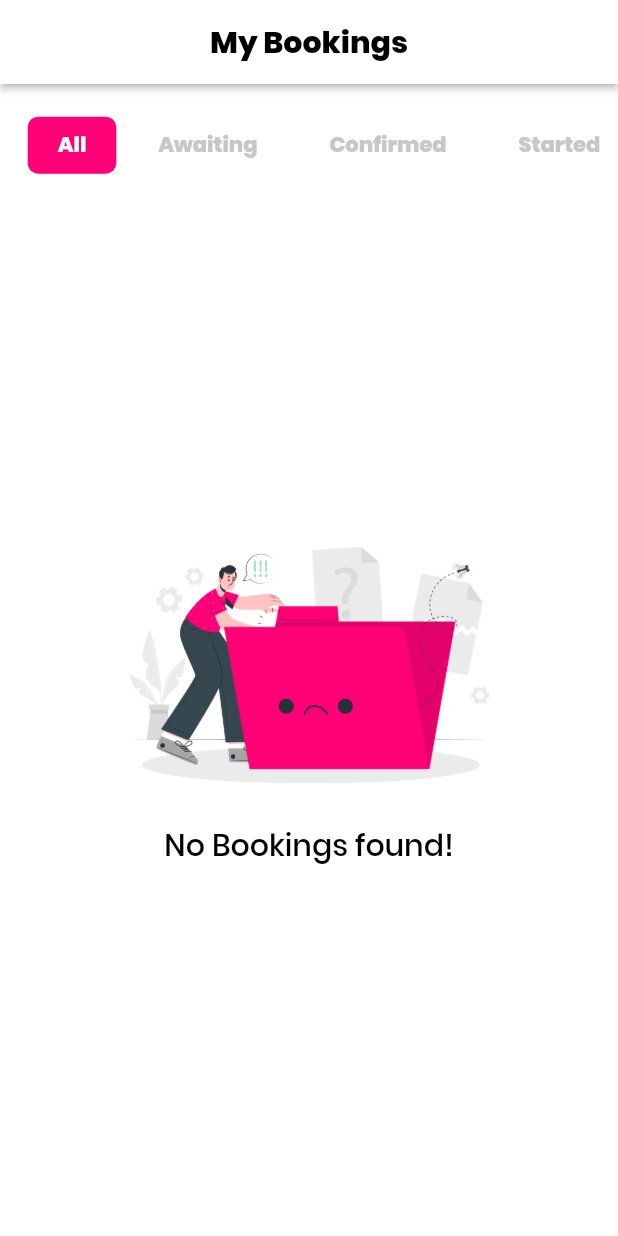
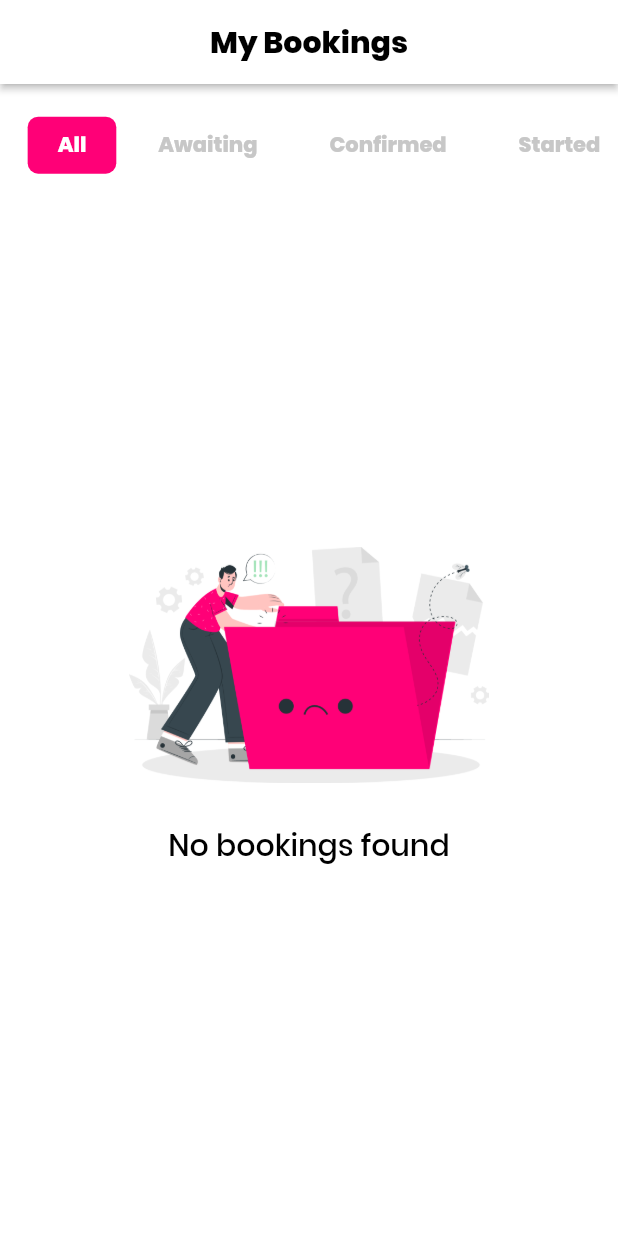
Before and after one commit to KanyantaM/saloon_booking_app, a Flutter app: the MyBookingScreen screen opened directly, on a phone screen of 412 x 824 dp. Run offline on Flutter 3.47's test engine with Material 2 defaults, Android fonts, the phone set to English and light mode, and no system bars; drawn by our look-alikes of buttons_tabbar; our stand-ins replace cloud_firestore, country_code_picker, email_validator, equatable, expansion_tile_card, firebase_auth and 8 more; missing offline and left inert: booking_calendar, flutter_floating_bottom_bar, flutter_polyline_points, hidable; accounts and stored records are empty.

Commit message:
Fixing the my_booking.dart bloc

```diff
--- a/lib/blocs/auth/auth_bloc.dart
+++ b/lib/blocs/auth/auth_bloc.dart
@@ -17,9 +17,9 @@ class AuthBloc extends Bloc<AuthEvent, AuthState> {
     on<SignInRequested>((event, emit) async {
       emit(Loading());
       try {
-        await authRepository.signIn(
+        bool signedIn = await authRepository.signIn(
             email: event.email, password: event.password);
-        if (authRepository.signInSuccessfull()) {
+        if (signedIn) {
           emit(Authenticated());
         } else {
           emit(Unauthenticated());
--- a/lib/blocs/crud/my_bookings/my_bookings_bloc.dart
+++ b/lib/blocs/crud/my_bookings/my_bookings_bloc.dart
@@ -5,23 +5,42 @@ import 'my_booking_state.dart';
 import 'my_bookings_events.dart';
 
 class MyBookingBloc extends Bloc<MyBookingEvent, MyBookingState> {
-  MyBookingBloc() : super(AllMyBookingInitialState());
-
-  Stream<MyBookingState> mapEventToState(MyBookingEvent event) async* {
-    yield AllMyBookingLoadingState();
-    try {
-      if (event is FetchAllBookingsEvent) {
-        final allMyBookingsStream = await getAllMyBookingStreamFirebase(
+  MyBookingBloc() : super(AllMyBookingInitialState()){
+    on<FetchAllBookingsEvent>(((event, emit) async{
+      emit(AllMyBookingLoadingState());
+      try{
+      final allMyBookingsStream = await getAllMyBookingStreamFirebase(
             end: event.end, start: event.start, userID: event.userId, section: event.type);
         await for (final allMyBookings in allMyBookingsStream) {
-          yield AllMyBookingLoadedState(allMyBookings);
+          emit( AllMyBookingLoadedState(allMyBookings));
+        }}catch(e){
+          emit(AllMyBookingErrorState(e.toString()));
         }
-      } else if (event is DeleteBooking) {
-        await deleteMyBooking(event.bookingId);
-        yield DeletedMyBookingState();
-      }
-    } on Exception catch (e) {
-      yield AllMyBookingErrorState(e.toString());
-    }
+    }));
+    on<DeleteBooking>((event, emit) async{
+      try{
+      await deleteMyBooking(event.bookingId);
+        emit(DeletedMyBookingState());   }catch(e){
+          emit(AllMyBookingErrorState(e.toString()));
+        }
+    },);
   }
+
+  // Stream<MyBookingState> mapEventToState(MyBookingEvent event) async* {
+  //   yield AllMyBookingLoadingState();
+  //   try {
+  //     if (event is FetchAllBookingsEvent) {
+  //       final allMyBookingsStream = await getAllMyBookingStreamFirebase(
+  //           end: event.end, start: event.start, userID: event.userId, section: event.type);
+  //       await for (final allMyBookings in allMyBookingsStream) {
+  //         yield AllMyBookingLoadedState(allMyBookings);
+  //       }
+  //     } else if (event is DeleteBooking) {
+  //       await deleteMyBooking(event.bookingId);
+  //       yield DeletedMyBookingState();
+  //     }
+  //   } on Exception catch (e) {
+  //     yield AllMyBookingErrorState(e.toString());
+  //   }
+  // }
 }
--- a/lib/screens/home_screen/myBooking_tab/all_tab.dart
+++ b/lib/screens/home_screen/myBooking_tab/all_tab.dart
@@ -3,11 +3,9 @@ import 'package:beautonomi/blocs/crud/my_bookings/my_bookings_bloc.dart';
 import 'package:beautonomi/blocs/crud/my_bookings/my_bookings_events.dart';
 import 'package:flutter/material.dart';
 import 'package:flutter_bloc/flutter_bloc.dart';
-import 'package:flutter_screenutil/flutter_screenutil.dart';
 
-import '../../../utilites/constants.dart';
 import '../../../widget/booking_card.dart';
-import '../../../widget/custom_text.dart';
+import '../../../widget/no_data_cuate.dart';
 
 class AllTabScreen extends StatelessWidget {
   const AllTabScreen({Key? key, required this.screen}) : super(key: key);
@@ -20,7 +18,7 @@ class AllTabScreen extends StatelessWidget {
       if (state is AllMyBookingInitialState) {
         BlocProvider.of<MyBookingBloc>(context).add(FetchAllBookingsEvent(type: screen));
         return const Center(
-          child: Text('Fetching Bookigns'),
+          child: Text('Fetching Bookings'),
         );
       } else if (state is AllMyBookingLoadingState) {
         return const Center(
@@ -28,24 +26,7 @@ class AllTabScreen extends StatelessWidget {
         );
       } else if (state is AllMyBookingLoadedState) {
         if (state.appoinents.isEmpty) {
-          return Column(
-            mainAxisAlignment: MainAxisAlignment.center,
-            children: [
-              Image.asset(
-                "assets/No data-cuate.png",
-                height: 177.h,
-              ),
-              SizedBox(
-                height: 30.h,
-              ),
-              const CustomText(
-                title: "No Bookings found!",
-                fontSize: 20,
-                fontWeight: FontWeight.w500,
-                color: kBlackColor,
-              ),
-            ],
-          );
+          return const NoDataCuate(issue:'No bookings found');
         } else {
           return ListView.builder(
             itemBuilder: (context, index) {
@@ -62,9 +43,7 @@ class AllTabScreen extends StatelessWidget {
           );
         }
       } else {
-        return const Center(
-          child: Text('Can\'t Fetch Bookigns'),
-        );
+        return const NoDataCuate(issue: 'Couldn\'t find any bookings');
       }
     });
   }
--- /dev/null
+++ b/lib/widget/no_data_cuate.dart
@@ -0,0 +1,34 @@
+import 'package:flutter/material.dart';
+import 'package:flutter_screenutil/flutter_screenutil.dart';
+import '../../../utilites/constants.dart';
+import '../../../widget/custom_text.dart';
+
+class NoDataCuate extends StatelessWidget {
+  const NoDataCuate({
+    super.key,
+    required this.issue,
+  });
+  final String issue;
+
+  @override
+  Widget build(BuildContext context) {
+    return Column(
+      mainAxisAlignment: MainAxisAlignment.center,
+      children: [
+        Image.asset(
+          "assets/No data-cuate.png",
+          height: 177.h,
+        ),
+        SizedBox(
+          height: 30.h,
+        ),
+        CustomText(
+          title: issue,
+          fontSize: 20,
+          fontWeight: FontWeight.w500,
+          color: kBlackColor,
+        ),
+      ],
+    );
+  }
+}
```
Also changed, not shown: lib/data/repositories/auth_repository.dart (+5 -5 lines), lib/main.dart (+6 -5 lines), lib/screens/home_screen/home_screen.dart (+14 -2 lines).
